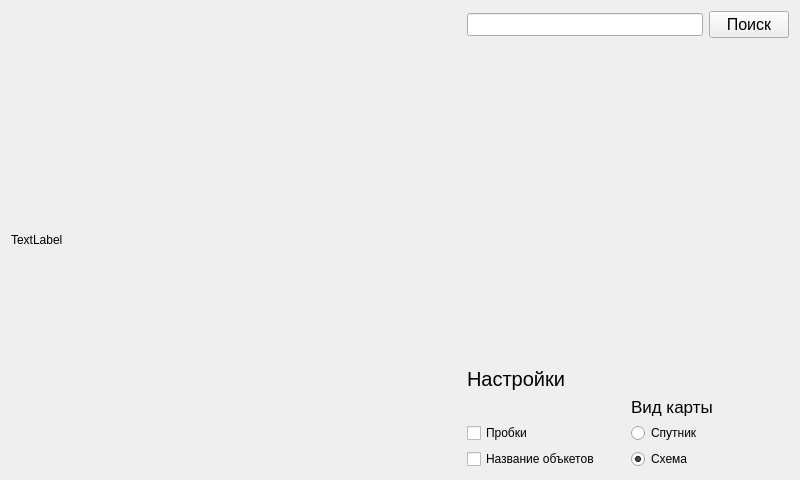
First picture: the form in window.ui, repository adariax/mapsAPI, before the edit.
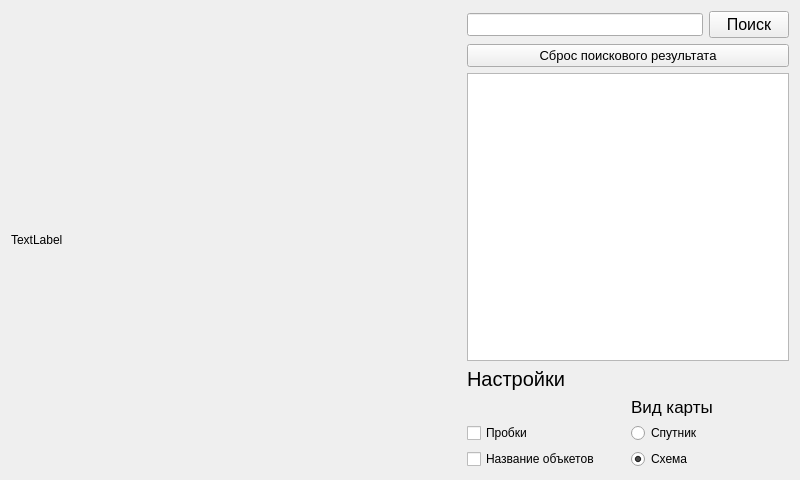
Second picture: the form after the edit.

Commit message: Fixed bug in searching, optimized searching, added showing found toponym's info, added cleaning button

Patch:
```diff
--- a/window.ui
+++ b/window.ui
@@ -26,7 +26,7 @@
    <string>OurPerfectMap</string>
   </property>
   <layout class="QGridLayout" name="gridLayout_2">
-   <item row="0" column="0" rowspan="3">
+   <item row="0" column="0" rowspan="4">
     <widget class="QLabel" name="map_container">
      <property name="minimumSize">
       <size>
@@ -48,7 +48,7 @@
      </property>
     </widget>
    </item>
-   <item row="0" column="1">
+   <item row="0" column="2">
     <widget class="QLineEdit" name="le_search">
      <property name="font">
       <font>
@@ -60,7 +60,19 @@
      </property>
     </widget>
    </item>
-   <item row="0" column="2">
+   <item row="1" column="2" colspan="2">
+    <widget class="QPushButton" name="bt_clean">
+     <property name="font">
+      <font>
+       <pointsize>10</pointsize>
+      </font>
+     </property>
+     <property name="text">
+      <string>Сброс поискового результата</string>
+     </property>
+    </widget>
+   </item>
+   <item row="0" column="3">
     <widget class="QPushButton" name="bt_search">
      <property name="font">
       <font>
@@ -75,7 +87,7 @@
      </property>
     </widget>
    </item>
-   <item row="2" column="1" colspan="2">
+   <item row="3" column="2" colspan="2">
     <layout class="QGridLayout" name="gridLayout">
      <item row="1" column="1">
       <widget class="QLabel" name="label_2">
@@ -146,18 +158,23 @@
      </item>
     </layout>
    </item>
-   <item row="1" column="1">
-    <spacer name="verticalSpacer">
-     <property name="orientation">
-      <enum>Qt::Vertical</enum>
+   <item row="2" column="2" colspan="2">
+    <widget class="QPlainTextEdit" name="pt_info">
+     <property name="font">
+      <font>
+       <pointsize>12</pointsize>
+      </font>
      </property>
-     <property name="sizeHint" stdset="0">
-      <size>
-       <width>20</width>
-       <height>40</height>
-      </size>
+     <property name="focusPolicy">
+      <enum>Qt::NoFocus</enum>
      </property>
-    </spacer>
+     <property name="undoRedoEnabled">
+      <bool>false</bool>
+     </property>
+     <property name="readOnly">
+      <bool>true</bool>
+     </property>
+    </widget>
    </item>
   </layout>
  </widget>
```
The commit also changes 2 other files.
